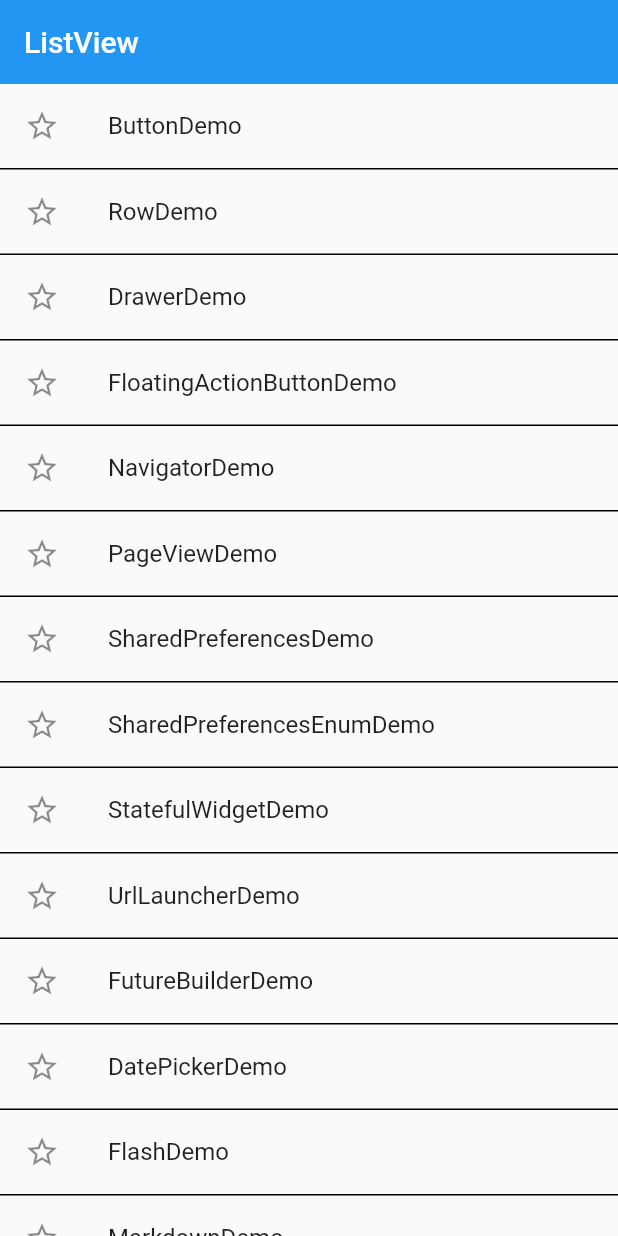
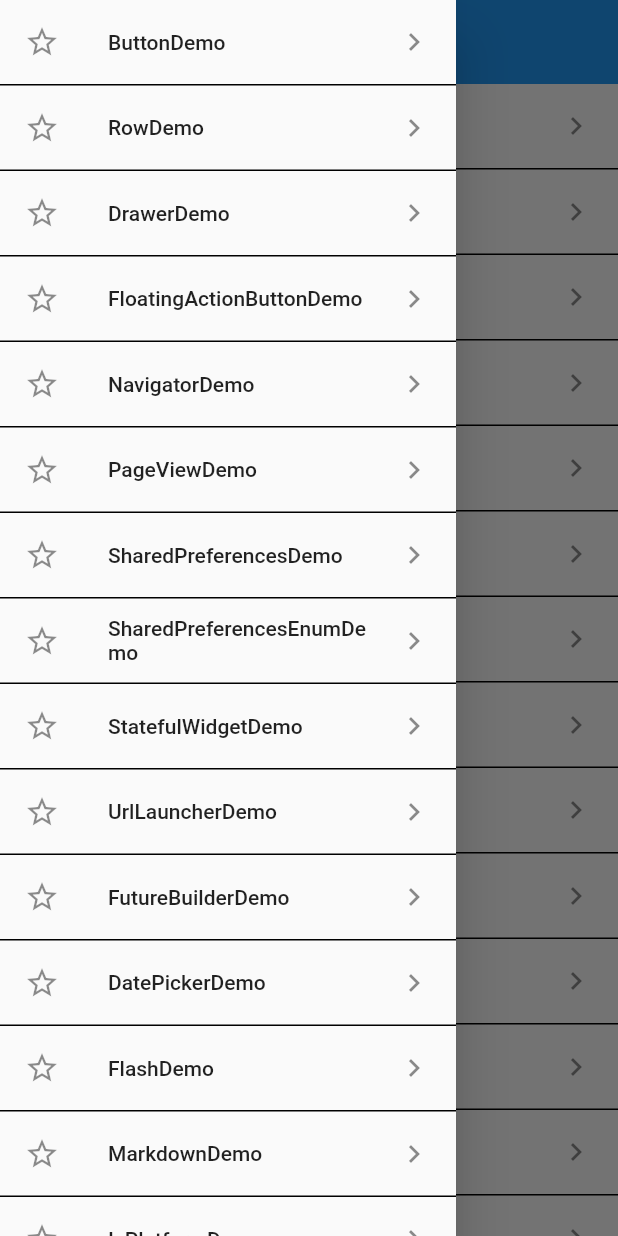
Before and after one commit to prism-cube/flutter_demo, a Flutter app: the screen it shows after launch, with the side drawer open (before the commit the screen has no drawer), on a phone screen of 412 x 824 dp. Run offline on Flutter 3.47's test engine with Material 2 defaults, Android fonts, the phone set to English and light mode, and no system bars; our stand-ins replace flash, flutter_datetime_picker, flutter_markdown, font_awesome_flutter, shared_preferences.

```diff
--- a/lib/main.dart
+++ b/lib/main.dart
@@ -19,6 +19,7 @@ import 'package:hello_world/demo/future_builder_demo.dart';
 import 'package:hello_world/demo/date_picker_demo.dart';
 import 'package:hello_world/demo/flash_demo.dart';
 import 'package:hello_world/demo/markdown_demo.dart';
+import 'package:hello_world/demo/is_platform_demo.dart';
 
 void main() {
   runApp(MyApp());
@@ -44,7 +45,13 @@ class MenuList extends StatelessWidget {
         title: Text('ListView'),
         elevation: 0,
       ),
-      body: ListView(children: [
+      drawer: Drawer(child: _menuItemList(context)),
+      body: _menuItemList(context),
+    );
+  }
+
+  Widget _menuItemList(BuildContext context) {
+    return ListView(children: [
       _menuItem("ButtonDemo", ButtonDemo(), context),
       _menuItem("RowDemo", RowDemo(), context),
       _menuItem("DrawerDemo", DrawerDemo(), context),
@@ -61,6 +68,7 @@ class MenuList extends StatelessWidget {
       _menuItem("DatePickerDemo", DatePickerDemo(), context),
       _menuItem("FlashDemo", FlashDemo(), context),
       _menuItem("MarkdownDemo", MarkdownDemo(), context),
+      _menuItem("IsPlatformDemo", IsPlatformDemo(), context),
       _menuItem("AnimatedContainerSwitcher", AnimatedContainerSwitcherDemo(),
           context),
       _menuItem("AnimatedDemo", AnimatedDemo(), context),
@@ -68,8 +76,7 @@ class MenuList extends StatelessWidget {
       _menuItem(
           "AnimationContorollerDemo", AnimationContorollerDemo(), context),
       _menuItem("AnimationTweenDemo", AnimationTweenDemo(), context),
-      ]),
-    );
+    ]);
   }
 
   Widget _menuItem(String title, Widget widget, BuildContext context) {
@@ -78,6 +85,7 @@ class MenuList extends StatelessWidget {
           new BoxDecoration(border: new Border(bottom: BorderSide(width: 1.0))),
       child: ListTile(
         leading: Icon(Icons.star_border),
+        trailing: Icon(Icons.keyboard_arrow_right),
         title: Text(title),
         onTap: () {
           Navigator.of(context).push(MaterialPageRoute(builder: (context) {
```
Also changed, not shown: lib/demo/is_platform_demo.dart (added, +25 -0 lines). Lines whose indentation alone changed are shown as unchanged.
